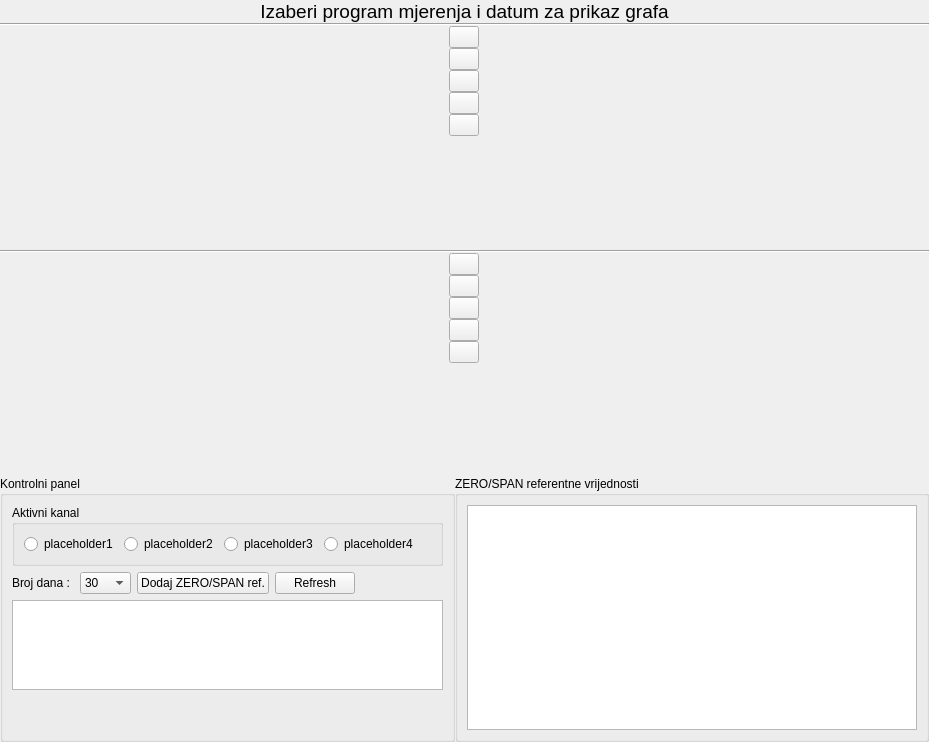
kluksa/kontrola-podataka, file app/view/ui_files/zero_span_panel.ui: the form before one commit.
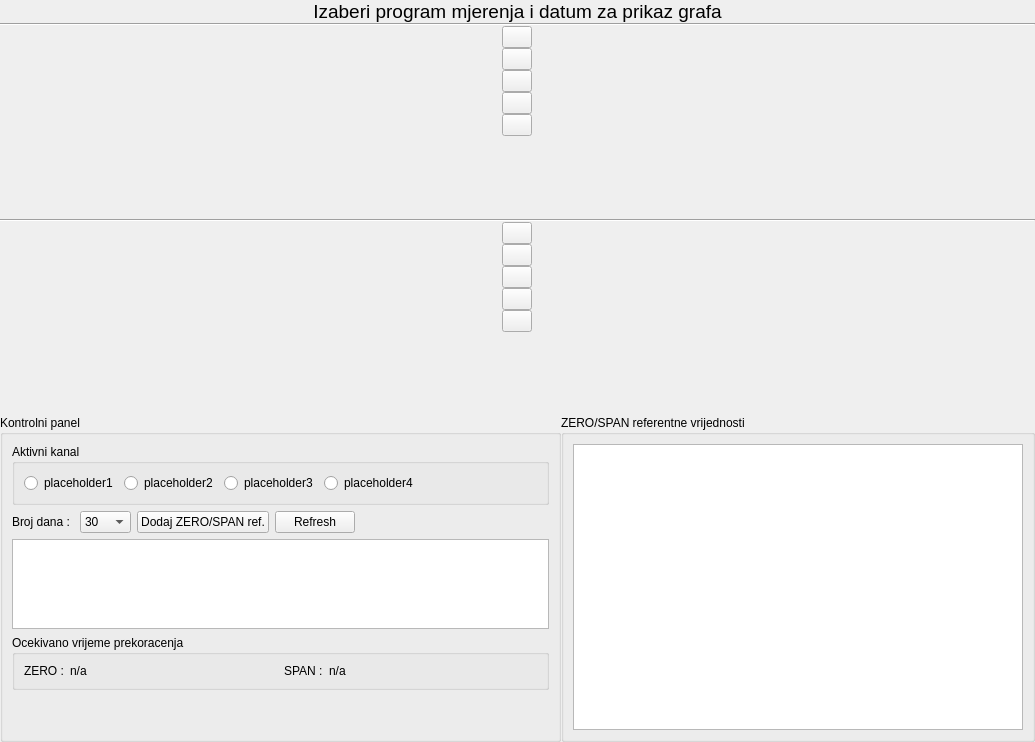
The form after the commit.

Commit message: Fix zero span grafa

Patch:
```diff
--- a/app/view/ui_files/zero_span_panel.ui
+++ b/app/view/ui_files/zero_span_panel.ui
@@ -6,7 +6,7 @@
    <rect>
     <x>0</x>
     <y>0</y>
-    <width>929</width>
+    <width>1035</width>
     <height>742</height>
    </rect>
   </property>
@@ -486,6 +486,55 @@
           </property>
          </widget>
         </item>
+        <item>
+         <widget class="QGroupBox" name="groupBoxPrekoracenje">
+          <property name="title">
+           <string>Ocekivano vrijeme prekoracenja</string>
+          </property>
+          <layout class="QHBoxLayout" name="horizontalLayout_6">
+           <item>
+            <widget class="QLabel" name="label">
+             <property name="text">
+              <string>ZERO :</string>
+             </property>
+            </widget>
+           </item>
+           <item>
+            <widget class="QLabel" name="labelPrekoracenjeZero">
+             <property name="sizePolicy">
+              <sizepolicy hsizetype="MinimumExpanding" vsizetype="Preferred">
+               <horstretch>0</horstretch>
+               <verstretch>0</verstretch>
+              </sizepolicy>
+             </property>
+             <property name="text">
+              <string>n/a</string>
+             </property>
+            </widget>
+           </item>
+           <item>
+            <widget class="QLabel" name="label_3">
+             <property name="text">
+              <string>SPAN :</string>
+             </property>
+            </widget>
+           </item>
+           <item>
+            <widget class="QLabel" name="labelPrekoracenjeSpan">
+             <property name="sizePolicy">
+              <sizepolicy hsizetype="MinimumExpanding" vsizetype="Preferred">
+               <horstretch>0</horstretch>
+               <verstretch>0</verstretch>
+              </sizepolicy>
+             </property>
+             <property name="text">
+              <string>n/a</string>
+             </property>
+            </widget>
+           </item>
+          </layout>
+         </widget>
+        </item>
         <item>
          <spacer name="verticalSpacer_3">
           <property name="orientation">
```
The commit also changes 4 other files.
